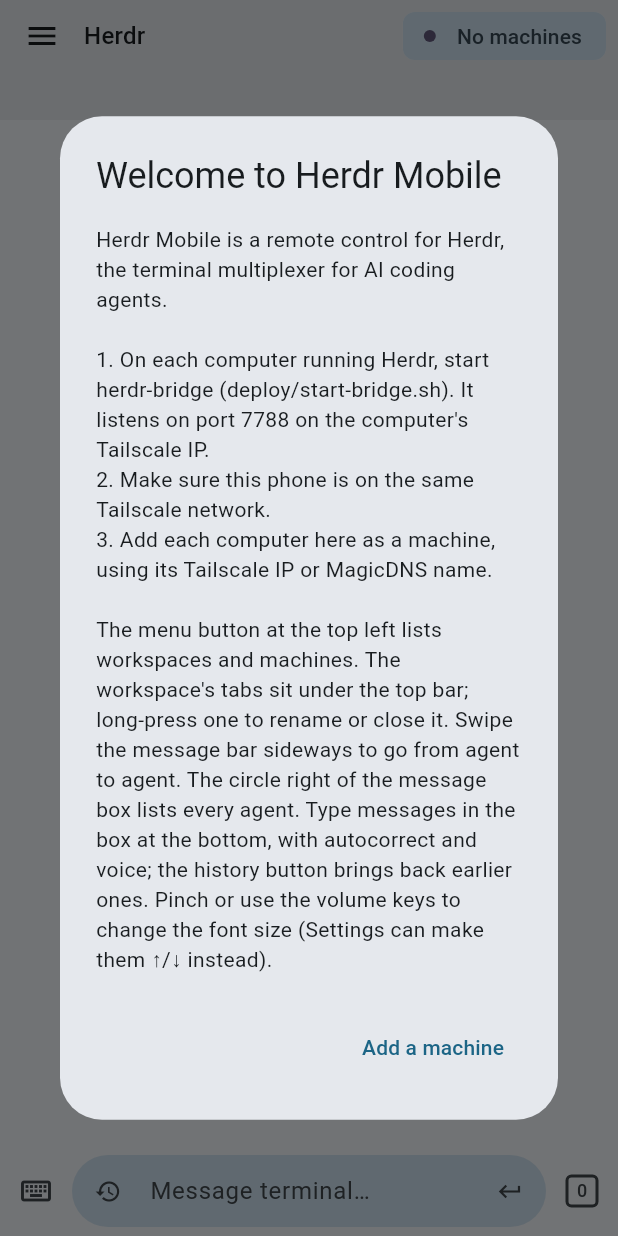
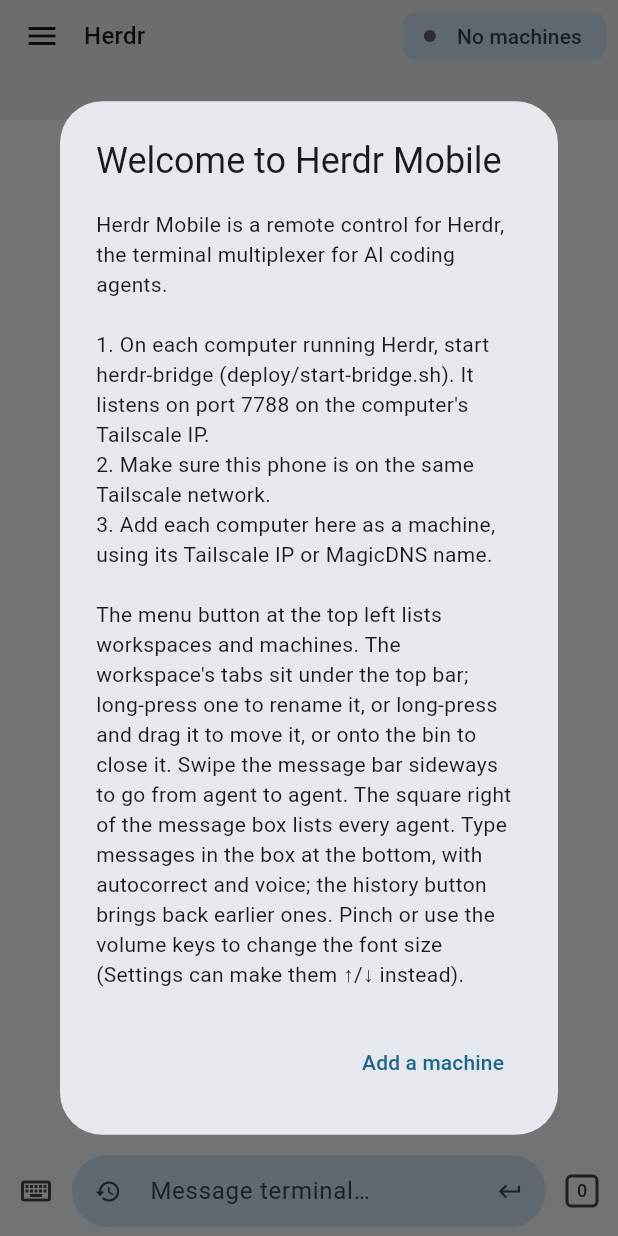
Before and after one commit to XicuM/herdr-mobile, a Flutter app: the screen it shows after launch, on a phone screen of 412 x 824 dp. Run offline on Flutter 3.47's test engine with Material 3 defaults, Android fonts, the phone set to English and light mode, and no system bars; our stand-ins replace shared_preferences; missing offline and left inert: xterm; statements that could not run were skipped.

Commit message:
v1.6.0: release signing, audit fixes, shared snapshot poller
Signing: release APKs are signed with a permanent key from the repo's
secrets (a tag without it fails), so updates install over each other.

Bridge: one snapshot poller for every phone, idle while none is connected;
herdr calls time out after 10 s; herdr's reason for ending a terminal is
written into it; refuses Host names that aren't IPs, bare names or *.ts.net
(DNS rebinding) and pane ids starting with '-'; the pass-through routes
share one handler; IPv6 binds parse; raw herdr responses log at debug only.

App: a reused pane id no longer holds back "Finished" alerts; a second held
arrow key no longer leaves the first repeating; settings load without being
written back; "needs you" in place of "waiting"; deleting a workspace no
longer asks; no Android backups; the status service restarts if killed.

Deploy: launchd logs to ~/Library/Logs; install.sh prints the real port.

Co-Authored-By: Claude Opus 5.5 (1M context) <noreply@anthropic.com>

```diff
--- a/app/lib/changelog.dart
+++ b/app/lib/changelog.dart
@@ -1,5 +1,18 @@
 /// Newest first. Shown once after an update; add an entry when bumping the version in pubspec.yaml.
 const changelog = <(String, List<String>)>[
+  (
+    '1.6.0',
+    [
+      'This version is signed with a new, permanent key, so it had to be installed fresh. From now on updates install over each other and keep your machines and settings.',
+      'Light and dark themes and an accent colour, in Settings. The volume keys can send ↑/↓ instead of changing the font size.',
+      'Long-press and drag a tab onto another to move it, or onto the bin that replaces + to close it. Long-press and let go to rename it.',
+      'Deleting a workspace or worktree no longer asks first.',
+      'The connection notification has a Disconnect button.',
+      'When a terminal can\'t be opened, it says why.',
+      'Agents that need you are counted as "needs you", as in the alerts.',
+      'Fixes: going back to live after scrolling back now always reaches the bottom; a held arrow key no longer keeps repeating when another is pressed; an agent in a reused pane no longer misses its "Finished" alerts.',
+    ]
+  ),
   (
     '1.5.1',
     [
--- a/app/lib/models/agent_status.dart
+++ b/app/lib/models/agent_status.dart
@@ -1,14 +1,13 @@
 import 'package:flutter/material.dart';
 
 enum AgentStatus {
-  working('Working', Color(0xFFF9E2AF)), // yellow
-  blocked('Blocked', Color(0xFFF38BA8)), // red
-  done('Done', Color(0xFFA6E3A1)), // green
-  idle('Idle', Color(0xFF6C7086)), // overlay grey
-  unknown('No agent', Color(0xFF6C7086)); // idle's grey; the dot is hollow instead
+  working(Color(0xFFF9E2AF)), // yellow
+  blocked(Color(0xFFF38BA8)), // red: needs you
+  done(Color(0xFFA6E3A1)), // green
+  idle(Color(0xFF6C7086)), // overlay grey
+  unknown(Color(0xFF6C7086)); // no agent: idle's grey, but the dot is hollow
 
-  const AgentStatus(this.label, this.color);
-  final String label;
+  const AgentStatus(this.color);
   final Color color;
 
   static AgentStatus fromString(String? status) =>
--- a/app/lib/models/session.dart
+++ b/app/lib/models/session.dart
@@ -27,6 +27,12 @@ class SessionSnapshot {
           .map((e) => AgentModel.fromJson(e as Map<String, dynamic>))
           .toList(),
     );
+  }
+
+  /// The tab's focused pane, or its first.
+  String? paneOfTab(String? tabId) {
+    final inTab = panes.where((p) => p.tabId == tabId);
+    return (inTab.where((p) => p.focused).firstOrNull ?? inTab.firstOrNull)?.id;
   }
 }
 
--- a/app/lib/ui/screens/terminal_screen.dart
+++ b/app/lib/ui/screens/terminal_screen.dart
@@ -16,7 +16,7 @@ import '../widgets/keyboard_accessory_bar.dart';
 import '../widgets/machine_drawer.dart';
 import 'settings_screen.dart';
 
-/// Offered below the message history; picking one fills the message box.
+/// Offered below the message history; picking one sends it straight away.
 const _quickReplies = ['yes', 'no', 'continue', '/clear', '/exit'];
 
 class TerminalScreen extends StatefulWidget {
@@ -112,8 +112,9 @@ class _TerminalScreenState extends State<TerminalScreen> with SingleTickerProvid
                   '2. Make sure this phone is on the same Tailscale network.\n'
                   '3. Add each computer here as a machine, using its Tailscale IP or MagicDNS name.\n\n'
                   'The menu button at the top left lists workspaces and machines. The workspace\'s tabs sit under '
-                  'the top bar; long-press one to rename or close it. Swipe the message bar sideways to go from '
-                  'agent to agent. The circle right of the message box lists every agent. Type messages '
+                  'the top bar; long-press one to rename it, or long-press and drag it to move it, or onto the bin '
+                  'to close it. Swipe the message bar sideways to go from agent to agent. The square right of the '
+                  'message box lists every agent. Type messages '
                   'in the box at the bottom, with autocorrect and voice; the history button brings back earlier '
                   'ones. Pinch or use the volume keys to change the font size (Settings can make them ↑/↓ instead).',
                 )
@@ -607,14 +608,7 @@ class _TerminalScreenState extends State<TerminalScreen> with SingleTickerProvid
               side: BorderSide.none,
               backgroundColor: scheme.secondaryContainer,
               labelStyle: TextStyle(color: scheme.onSecondaryContainer),
-              avatar: Center(
-                child: Container(
-                  width: 8,
-                  height: 8,
-                  decoration:
-                      BoxDecoration(shape: BoxShape.circle, color: machineColor(context, client, client.machine)),
-                ),
-              ),
+              avatar: Center(child: machineDot(context, client, client.machine)),
               label: ConstrainedBox(
                 constraints: const BoxConstraints(maxWidth: 110),
                 child: Text(
--- a/app/lib/ui/widgets/keyboard_accessory_bar.dart
+++ b/app/lib/ui/widgets/keyboard_accessory_bar.dart
@@ -57,6 +57,8 @@ class _KeyboardAccessoryBarState extends State<KeyboardAccessoryBar> {
         onLongPressStart: (_) {
           HapticFeedback.selectionClick();
           onTap();
+          // Holding a second key takes over from the first, whose timer would otherwise never stop.
+          _repeat?.cancel();
           _repeat = Timer.periodic(const Duration(milliseconds: 60), (_) => onTap());
         },
         onLongPressEnd: (_) => _repeat?.cancel(),
--- a/app/lib/ui/widgets/machine_drawer.dart
+++ b/app/lib/ui/widgets/machine_drawer.dart
@@ -1,15 +1,22 @@
 import 'package:flutter/material.dart';
 import '../../services/herdr_client.dart';
 
-/// The connection's color, from the scheme so it can't be read as an agent's status: primary connected,
-/// tertiary connecting, outline disconnected.
-Color machineColor(BuildContext context, HerdrClientService client, String m) {
+/// A dot in the connection's color, from the scheme so it can't be read as an agent's status: primary
+/// connected, tertiary connecting, outline disconnected.
+Widget machineDot(BuildContext context, HerdrClientService client, String m) {
   final scheme = Theme.of(context).colorScheme;
-  return client.isConnected(m)
-      ? scheme.primary
-      : client.isOff(m)
-          ? scheme.outline
-          : scheme.tertiary;
+  return Container(
+    width: 8,
+    height: 8,
+    decoration: BoxDecoration(
+      shape: BoxShape.circle,
+      color: client.isConnected(m)
+          ? scheme.primary
+          : client.isOff(m)
+              ? scheme.outline
+              : scheme.tertiary,
+    ),
+  );
 }
 
 /// The foot of the workspace drawer: every saved machine with its connection and what its agents are
@@ -40,11 +47,7 @@ class MachineList extends StatelessWidget {
             child: ListTile(
               contentPadding: const EdgeInsets.only(left: 16, right: 8),
               selected: m == client.machine,
-              leading: Container(
-                width: 8,
-                height: 8,
-                decoration: BoxDecoration(shape: BoxShape.circle, color: machineColor(context, client, m)),
-              ),
+              leading: machineDot(context, client, m),
               minLeadingWidth: 8,
               title: Text(client.nameOf(m), overflow: TextOverflow.ellipsis),
               subtitle: Text(
--- a/app/pubspec.yaml
+++ b/app/pubspec.yaml
@@ -1,7 +1,7 @@
 name: herdr_mobile
 description: "A terminal-first mobile client for Herdr AI coding agent workspaces."
 publish_to: "none"
-version: 1.5.1+9
+version: 1.6.0+10
 
 environment:
   sdk: ">=3.4.0 <4.0.0"
```
Also changed, not shown: app/lib/main.dart (+3 -22 lines), app/lib/services/herdr_client.dart (+34 -17 lines), app/lib/ui/widgets/workspace_drawer.dart (+2 -12 lines), 11 other files.
